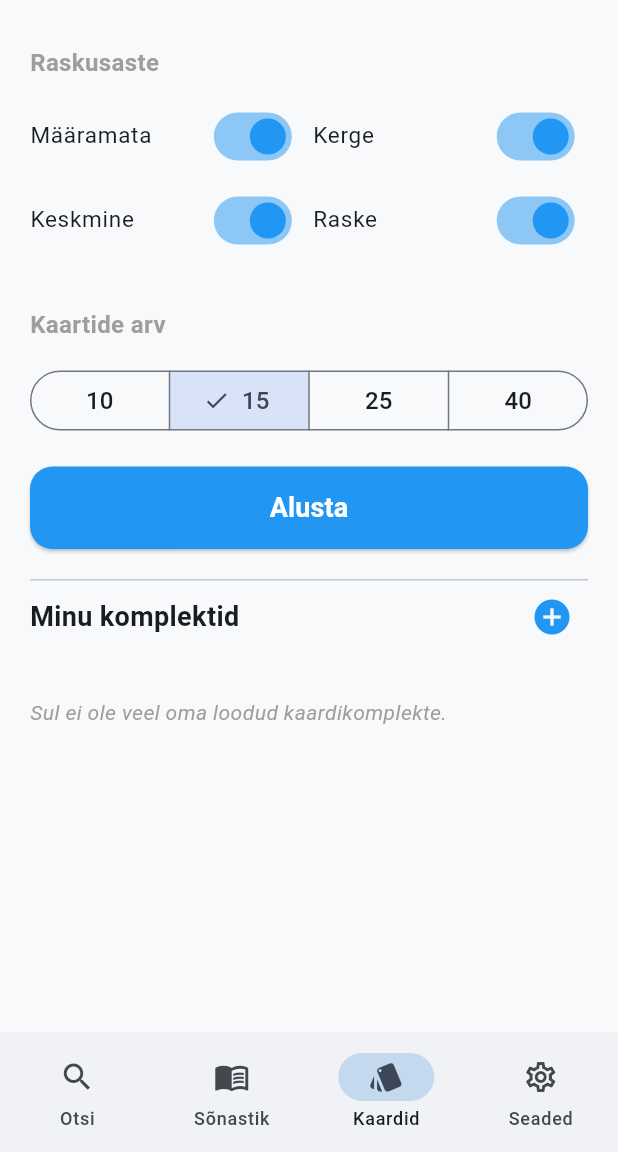
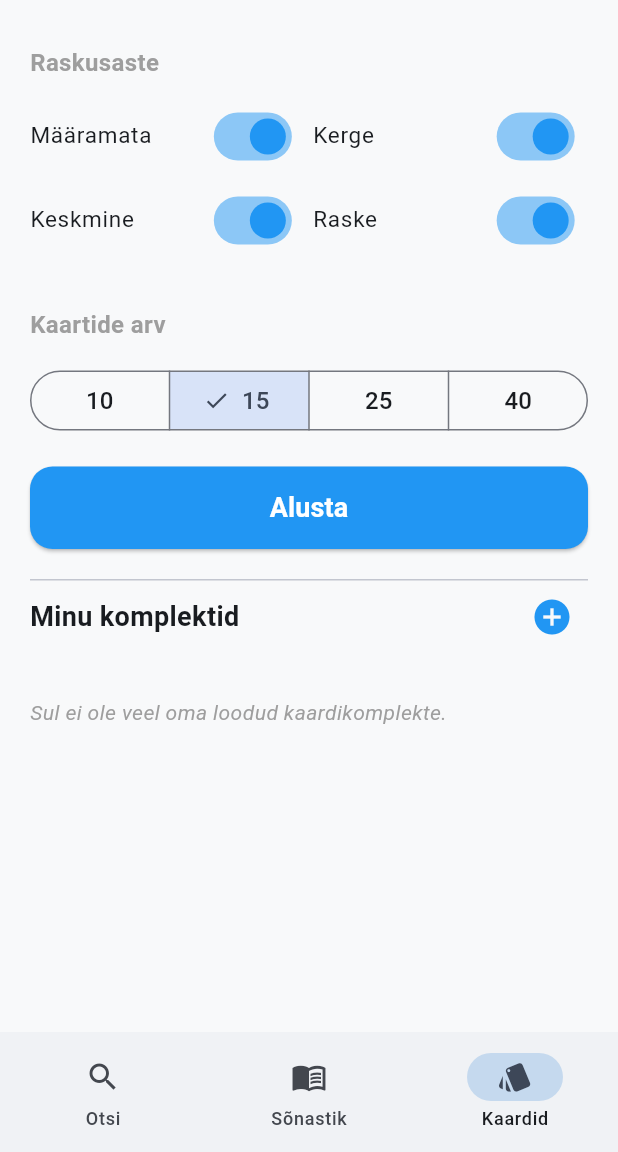
Before and after one commit to magnusarge/estinol, a Flutter app: the screen it shows after launch, item 3 of the bottom bar chosen, on a phone screen of 412 x 824 dp, the part 84-1236 px from its top. Run offline on Flutter 3.47's test engine with Material 3 defaults, Android fonts, the phone set to English and light mode, and no system bars; our stand-ins replace cloud_firestore, firebase_core, flutter_markdown_plus, scrollable_positioned_list, shared_preferences; accounts and stored records are empty; generated files the repository leaves out were written again.

Commit message:
Seadete leht eemaldatud

```diff
--- a/lib/main.dart
+++ b/lib/main.dart
@@ -6,7 +6,6 @@ import 'theme.dart';
 import 'screens/home_screen.dart';
 import 'screens/dictionary_screen.dart';
 import 'screens/flashcards_screen.dart';
-import 'screens/settings_screen.dart';
 
 void main() async {
   WidgetsFlutterBinding.ensureInitialized();
@@ -86,7 +85,6 @@ class _MainScreenState extends State<MainScreen> {
           HomeScreen(activeLang: _activeLang),
           DictionaryScreen(activeLang: _activeLang),
           FlashcardsScreen(activeLang: _activeLang),
-          const SettingsScreen(),
         ],
       ),
       bottomNavigationBar: NavigationBar(
@@ -103,7 +101,6 @@ class _MainScreenState extends State<MainScreen> {
           ),
           NavigationDestination(icon: Icon(Icons.menu_book_outlined), selectedIcon: Icon(Icons.menu_book), label: 'Sõnastik'),
           NavigationDestination(icon: Icon(Icons.style_outlined), selectedIcon: Icon(Icons.style), label: 'Kaardid'),
-          NavigationDestination(icon: Icon(Icons.settings_outlined), selectedIcon: Icon(Icons.settings), label: 'Seaded'),
         ],
       ),
     );
```
Also changed, not shown: lib/screens/settings_screen.dart (deleted, +0 -15 lines), assets/estinol_logo.svg (added), assets/estinol_logo_tpl.svg (added), assets/icon.png (added), 1 other file.
